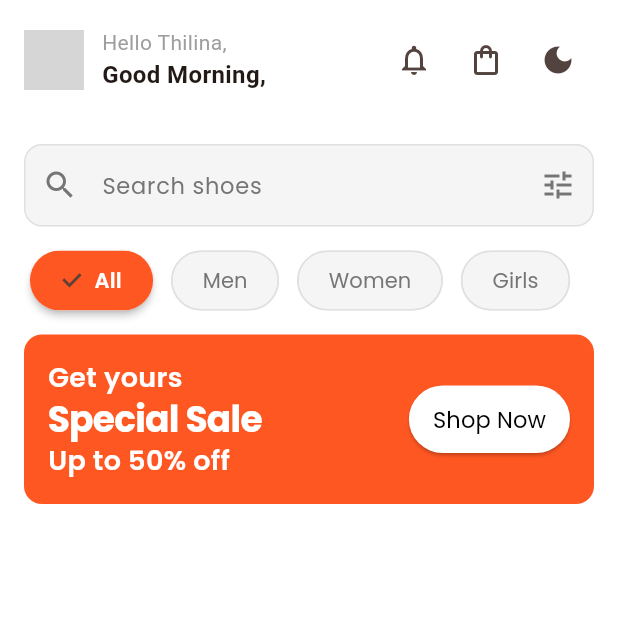
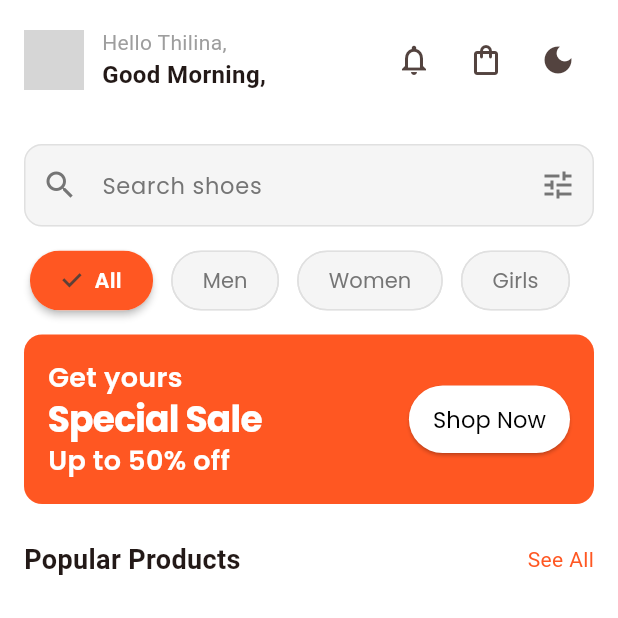
Before and after one commit to Thilina-S/shoestore_flutter, a Flutter app: the HomeScreen screen opened directly, on a phone screen of 412 x 824 dp, the top half of it. Run offline on Flutter 3.47's test engine with Material 3 defaults, Android fonts, the light colour scheme and no system bars; our stand-ins replace get, get_storage, google_fonts; accounts and stored records are empty; grey boxes are pictures that could not be loaded.

Commit message:
popular section

```diff
--- a/lib/view/home_screen.dart
+++ b/lib/view/home_screen.dart
@@ -74,7 +74,6 @@ class HomeScreen extends StatelessWidget {
               ),
             ),
 
-
             //search bar
             const CustomSearchBar(),
 
@@ -83,6 +82,28 @@ class HomeScreen extends StatelessWidget {
 
             //sales banner
             const SaleBanner(),
+
+            //popular products section
+            Padding(
+              padding: const EdgeInsets.symmetric(horizontal: 16, vertical: 8),
+              child: Row(
+                mainAxisAlignment: MainAxisAlignment.spaceBetween,
+                children: [
+                  const Text(
+                    'Popular Products',
+                    style: TextStyle(fontSize: 18, fontWeight: FontWeight.bold),
+                  ),
+
+                  GestureDetector(
+                    onTap: () {},
+                    child: Text(
+                      'See All',
+                      style: TextStyle(color: Theme.of(context).primaryColor),
+                    ),
+                  ),
+                ],
+              ),
+            ),
 
 
 
```
